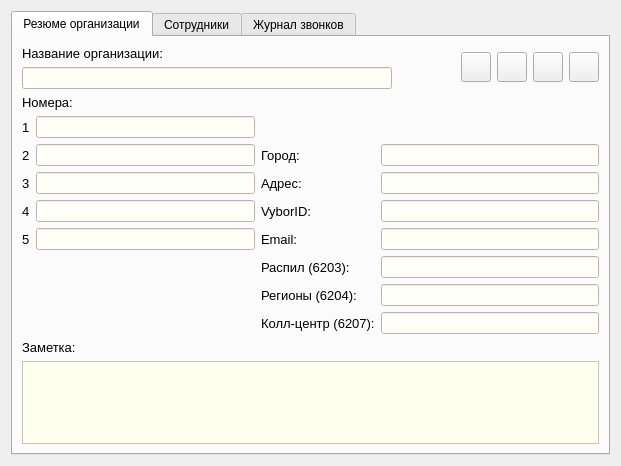
Old version of the form src/ViewOrgContactDialog.ui in the repository okostynchuk/Outcall.
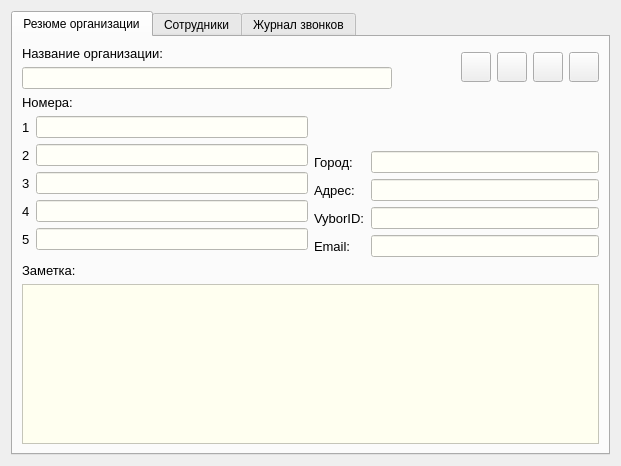
New version of the form. Icons and pictures are not drawn.

Commit message: dynamically create widgets for add managers, edit select in contacts dialog, and other

```diff
--- a/src/ViewOrgContactDialog.ui
+++ b/src/ViewOrgContactDialog.ui
@@ -48,7 +48,7 @@
       <attribute name="title">
        <string>Резюме организации</string>
       </attribute>
-      <layout class="QGridLayout" name="gridLayout_3">
+      <layout class="QGridLayout" name="gridLayout_14">
        <item row="0" column="0">
         <layout class="QGridLayout" name="gridLayout_7">
          <item row="0" column="2">
@@ -259,203 +259,6 @@
         </layout>
        </item>
        <item row="1" column="0">
-        <layout class="QGridLayout" name="gridLayout">
-         <item row="6" column="3">
-          <widget class="QLineEdit" name="group_6203">
-           <property name="styleSheet">
-            <string notr="true">*{
-background-color: #fffff8;
-}</string>
-           </property>
-           <property name="readOnly">
-            <bool>true</bool>
-           </property>
-          </widget>
-         </item>
-         <item row="8" column="3">
-          <widget class="QLineEdit" name="group_6207">
-           <property name="styleSheet">
-            <string notr="true">*{
-background-color: #fffff8;
-}</string>
-           </property>
-           <property name="readOnly">
-            <bool>true</bool>
-           </property>
-          </widget>
-         </item>
-         <item row="6" column="2">
-          <widget class="QLabel" name="label">
-           <property name="font">
-            <font>
-             <pointsize>10</pointsize>
-            </font>
-           </property>
-           <property name="text">
-            <string>Распил (6203):</string>
-           </property>
-          </widget>
-         </item>
-         <item row="7" column="3">
-          <widget class="QLineEdit" name="group_6204">
-           <property name="styleSheet">
-            <string notr="true">*{
-background-color: #fffff8;
-}</string>
-           </property>
-           <property name="readOnly">
-            <bool>true</bool>
-           </property>
-          </widget>
-         </item>
-         <item row="7" column="2">
-          <widget class="QLabel" name="label_2">
-           <property name="font">
-            <font>
-             <pointsize>10</pointsize>
-            </font>
-           </property>
-           <property name="text">
-            <string>Регионы (6204):</string>
-           </property>
-          </widget>
-         </item>
-         <item row="8" column="2">
-          <widget class="QLabel" name="label_4">
-           <property name="font">
-            <font>
-             <pointsize>10</pointsize>
-            </font>
-           </property>
-           <property name="text">
-            <string>Колл-центр (6207):</string>
-           </property>
-          </widget>
-         </item>
-         <item row="4" column="1">
-          <widget class="QLineEdit" name="fourthNumber">
-           <property name="styleSheet">
-            <string notr="true">*{
-background-color: #fffff8;
-}</string>
-           </property>
-           <property name="readOnly">
-            <bool>true</bool>
-           </property>
-          </widget>
-         </item>
-         <item row="3" column="2">
-          <widget class="QLabel" name="label_10">
-           <property name="font">
-            <font>
-             <pointsize>10</pointsize>
-            </font>
-           </property>
-           <property name="text">
-            <string>Адрес:</string>
-           </property>
-          </widget>
-         </item>
-         <item row="5" column="2">
-          <widget class="QLabel" name="label_12">
-           <property name="font">
-            <font>
-             <pointsize>10</pointsize>
-            </font>
-           </property>
-           <property name="text">
-            <string>Email:</string>
-           </property>
-          </widget>
-         </item>
-         <item row="4" column="2">
-          <widget class="QLabel" name="label_11">
-           <property name="font">
-            <font>
-             <pointsize>10</pointsize>
-            </font>
-           </property>
-           <property name="text">
-            <string>VyborID:</string>
-           </property>
-          </widget>
-         </item>
-         <item row="1" column="0">
-          <widget class="QLabel" name="label_6">
-           <property name="font">
-            <font>
-             <pointsize>10</pointsize>
-            </font>
-           </property>
-           <property name="text">
-            <string>1</string>
-           </property>
-          </widget>
-         </item>
-         <item row="2" column="3">
-          <widget class="QLineEdit" name="city">
-           <property name="styleSheet">
-            <string notr="true">*{
-background-color: #fffff8;
-}</string>
-           </property>
-           <property name="readOnly">
-            <bool>true</bool>
-           </property>
-          </widget>
-         </item>
-         <item row="4" column="0">
-          <widget class="QLabel" name="label_18">
-           <property name="font">
-            <font>
-             <pointsize>10</pointsize>
-            </font>
-           </property>
-           <property name="text">
-            <string>4</string>
-           </property>
-          </widget>
-         </item>
-         <item row="4" column="3">
-          <widget class="QLineEdit" name="vyborId">
-           <property name="styleSheet">
-            <string notr="true">*{
-background-color: #fffff8;
-}</string>
-           </property>
-           <property name="readOnly">
-            <bool>true</bool>
-           </property>
-          </widget>
-         </item>
-         <item row="5" column="3">
-          <widget class="QLineEdit" name="email">
-           <property name="focusPolicy">
-            <enum>Qt::StrongFocus</enum>
-           </property>
-           <property name="styleSheet">
-            <string notr="true">*{
-background-color: #fffff8;
-}</string>
-           </property>
-           <property name="readOnly">
-            <bool>true</bool>
-           </property>
-          </widget>
-         </item>
-         <item row="3" column="3">
-          <widget class="QLineEdit" name="address">
-           <property name="styleSheet">
-            <string notr="true">*{
-background-color: #fffff8;
-}</string>
-           </property>
-           <property name="readOnly">
-            <bool>true</bool>
-           </property>
-          </widget>
-         </item>
-         <item row="0" column="0" colspan="2">
           <widget class="QLabel" name="label_5">
            <property name="font">
             <font>
@@ -467,7 +270,11 @@
            </property>
           </widget>
          </item>
-         <item row="3" column="1">
+       <item row="2" column="0">
+        <layout class="QHBoxLayout" name="horizontalLayout_4">
+         <item>
+          <layout class="QGridLayout" name="gridLayout_3">
+           <item row="2" column="1">
           <widget class="QLineEdit" name="thirdNumber">
            <property name="styleSheet">
             <string notr="true">*{
@@ -479,31 +286,7 @@
            </property>
           </widget>
          </item>
-         <item row="2" column="1">
-          <widget class="QLineEdit" name="secondNumber">
-           <property name="styleSheet">
-            <string notr="true">*{
-background-color: #fffff8;
-}</string>
-           </property>
-           <property name="readOnly">
-            <bool>true</bool>
-           </property>
-          </widget>
-         </item>
-         <item row="3" column="0">
-          <widget class="QLabel" name="label_8">
-           <property name="font">
-            <font>
-             <pointsize>10</pointsize>
-            </font>
-           </property>
-           <property name="text">
-            <string>3</string>
-           </property>
-          </widget>
-         </item>
-         <item row="2" column="0">
+           <item row="1" column="0">
           <widget class="QLabel" name="label_7">
            <property name="font">
             <font>
@@ -515,7 +298,55 @@
            </property>
           </widget>
          </item>
-         <item row="5" column="1">
+           <item row="2" column="0">
+            <widget class="QLabel" name="label_8">
+             <property name="font">
+              <font>
+               <pointsize>10</pointsize>
+              </font>
+             </property>
+             <property name="text">
+              <string>3</string>
+             </property>
+            </widget>
+           </item>
+           <item row="1" column="1">
+            <widget class="QLineEdit" name="secondNumber">
+             <property name="styleSheet">
+              <string notr="true">*{
+background-color: #fffff8;
+}</string>
+             </property>
+             <property name="readOnly">
+              <bool>true</bool>
+             </property>
+            </widget>
+           </item>
+           <item row="3" column="0">
+            <widget class="QLabel" name="label_18">
+             <property name="font">
+              <font>
+               <pointsize>10</pointsize>
+              </font>
+             </property>
+             <property name="text">
+              <string>4</string>
+             </property>
+            </widget>
+           </item>
+           <item row="0" column="1">
+            <widget class="QLineEdit" name="firstNumber">
+             <property name="styleSheet">
+              <string notr="true">*{
+background-color: #fffff8;
+}</string>
+             </property>
+             <property name="readOnly">
+              <bool>true</bool>
+             </property>
+            </widget>
+           </item>
+           <item row="4" column="1">
           <widget class="QLineEdit" name="fifthNumber">
            <property name="styleSheet">
             <string notr="true">*{
@@ -527,7 +358,7 @@
            </property>
           </widget>
          </item>
-         <item row="5" column="0">
+           <item row="4" column="0">
           <widget class="QLabel" name="label_19">
            <property name="font">
             <font>
@@ -539,8 +370,49 @@
            </property>
           </widget>
          </item>
+           <item row="3" column="1">
+            <widget class="QLineEdit" name="fourthNumber">
+             <property name="styleSheet">
+              <string notr="true">*{
+background-color: #fffff8;
+}</string>
+             </property>
+             <property name="readOnly">
+              <bool>true</bool>
+             </property>
+            </widget>
+           </item>
+           <item row="0" column="0">
+            <widget class="QLabel" name="label_6">
+             <property name="font">
+              <font>
+               <pointsize>10</pointsize>
+              </font>
+             </property>
+             <property name="text">
+              <string>1</string>
+             </property>
+            </widget>
+           </item>
+           <item row="5" column="1">
+            <spacer name="verticalSpacer">
+             <property name="orientation">
+              <enum>Qt::Vertical</enum>
+             </property>
+             <property name="sizeHint" stdset="0">
+              <size>
+               <width>20</width>
+               <height>40</height>
+              </size>
+             </property>
+            </spacer>
+           </item>
+          </layout>
+         </item>
+         <item>
+          <layout class="QGridLayout" name="gridLayout">
          <item row="1" column="1">
-          <widget class="QLineEdit" name="firstNumber">
+            <widget class="QLineEdit" name="city">
            <property name="styleSheet">
             <string notr="true">*{
 background-color: #fffff8;
@@ -551,7 +423,89 @@
            </property>
           </widget>
          </item>
-         <item row="2" column="2">
+           <item row="4" column="0">
+            <widget class="QLabel" name="label_12">
+             <property name="font">
+              <font>
+               <pointsize>10</pointsize>
+              </font>
+             </property>
+             <property name="text">
+              <string>Email:</string>
+             </property>
+            </widget>
+           </item>
+           <item row="4" column="1">
+            <widget class="QLineEdit" name="email">
+             <property name="focusPolicy">
+              <enum>Qt::StrongFocus</enum>
+             </property>
+             <property name="styleSheet">
+              <string notr="true">*{
+background-color: #fffff8;
+}</string>
+             </property>
+             <property name="readOnly">
+              <bool>true</bool>
+             </property>
+            </widget>
+           </item>
+           <item row="3" column="1">
+            <widget class="QLineEdit" name="vyborId">
+             <property name="styleSheet">
+              <string notr="true">*{
+background-color: #fffff8;
+}</string>
+             </property>
+             <property name="readOnly">
+              <bool>true</bool>
+             </property>
+            </widget>
+           </item>
+           <item row="2" column="0">
+            <widget class="QLabel" name="label_10">
+             <property name="font">
+              <font>
+               <pointsize>10</pointsize>
+              </font>
+             </property>
+             <property name="text">
+              <string>Адрес:</string>
+             </property>
+            </widget>
+           </item>
+           <item row="2" column="1">
+            <widget class="QLineEdit" name="address">
+             <property name="styleSheet">
+              <string notr="true">*{
+background-color: #fffff8;
+}</string>
+             </property>
+             <property name="readOnly">
+              <bool>true</bool>
+             </property>
+            </widget>
+           </item>
+           <item row="3" column="0">
+            <widget class="QLabel" name="label_11">
+             <property name="font">
+              <font>
+               <pointsize>10</pointsize>
+              </font>
+             </property>
+             <property name="text">
+              <string>VyborID:</string>
+             </property>
+            </widget>
+           </item>
+           <item row="0" column="0">
+            <widget class="QLabel" name="label">
+             <property name="text">
+              <string/>
+             </property>
+            </widget>
+           </item>
+           <item row="1" column="0">
           <widget class="QLabel" name="label_9">
            <property name="font">
             <font>
@@ -565,7 +519,9 @@
          </item>
         </layout>
        </item>
-       <item row="2" column="0">
+        </layout>
+       </item>
+       <item row="3" column="0">
         <layout class="QGridLayout" name="gridLayout_4">
          <item row="0" column="0">
           <widget class="QLabel" name="label_17">
```
Lines whose indentation alone changed are shown as unchanged. The commit also changes 15 other files.
